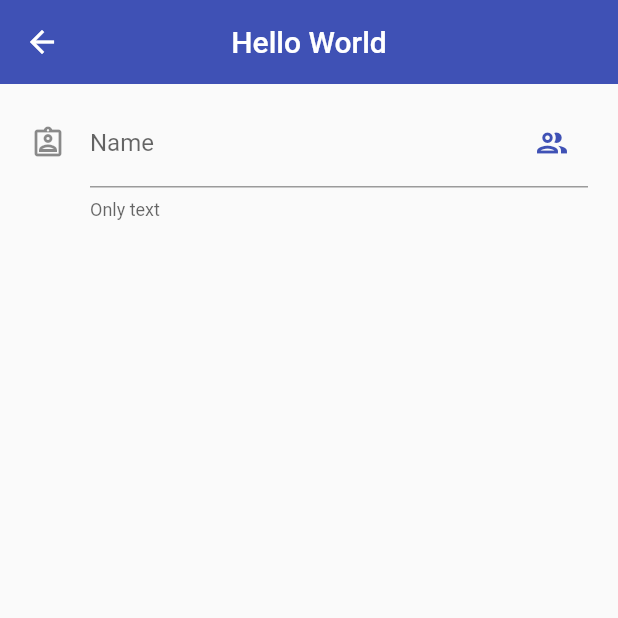
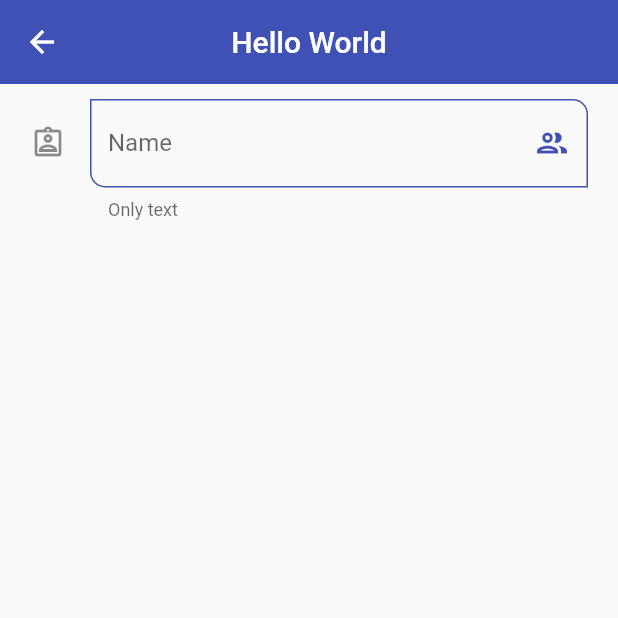
Before and after one commit to SrDaviid/First-project-flutter, a Flutter app: the InputsScreen screen opened by its route, on a phone screen of 412 x 824 dp, the top half of it. Run offline on Flutter 3.47's test engine with Material 2 defaults, Android fonts, the phone set to English and light mode, and no system bars; network calls fail.

Commit message:
add Input Decoration Theme

```diff
--- a/lib/themes/app_theme.dart
+++ b/lib/themes/app_theme.dart
@@ -26,7 +26,25 @@ class AppTheme {
           style: ElevatedButton.styleFrom(
               backgroundColor: Colors.indigo,
               shape: const StadiumBorder(),
-              elevation: 0)));
+              elevation: 0)),
+
+      //Input Decoration Theme
+      inputDecorationTheme: const InputDecorationTheme(
+          floatingLabelStyle: TextStyle(color: primary),
+          enabledBorder: OutlineInputBorder(
+              borderSide: BorderSide(color: primary),
+              borderRadius: BorderRadius.only(
+                  bottomLeft: Radius.circular(10),
+                  topRight: Radius.circular(10))),
+          focusedBorder: OutlineInputBorder(
+              borderSide: BorderSide(color: primary),
+              borderRadius: BorderRadius.only(
+                  bottomLeft: Radius.circular(10),
+                  topRight: Radius.circular(10))),
+          border: OutlineInputBorder(
+              borderRadius: BorderRadius.only(
+                  bottomLeft: Radius.circular(10),
+                  topRight: Radius.circular(10)))));
 
   //Dark theme
   static final ThemeData darkTheme = ThemeData.dark().copyWith(
```
